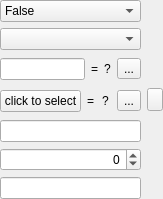
Above: atef/ui/config_value_edit.ui from pcdshub/atef before the change. Below: the same form after it.
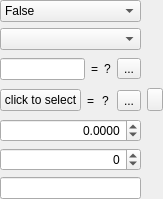
That is the form after the change.

Commit message: MNT: change MMVE.float_input to a QDoubleSpinBox

What changed in the file:
```diff
--- a/atef/ui/config_value_edit.ui
+++ b/atef/ui/config_value_edit.ui
@@ -137,7 +137,26 @@
       </widget>
      </item>
      <item>
-      <widget class="QLineEdit" name="float_input"/>
+      <widget class="QDoubleSpinBox" name="float_input">
+       <property name="sizePolicy">
+        <sizepolicy hsizetype="Expanding" vsizetype="Fixed">
+         <horstretch>0</horstretch>
+         <verstretch>0</verstretch>
+        </sizepolicy>
+       </property>
+       <property name="alignment">
+        <set>Qt::AlignRight|Qt::AlignTrailing|Qt::AlignVCenter</set>
+       </property>
+       <property name="decimals">
+        <number>4</number>
+       </property>
+       <property name="minimum">
+        <double>-2147483647.000000000000000</double>
+       </property>
+       <property name="maximum">
+        <double>2147483647.000000000000000</double>
+       </property>
+      </widget>
      </item>
      <item>
       <widget class="QSpinBox" name="int_input">
```
The commit also changes 1 other file.
